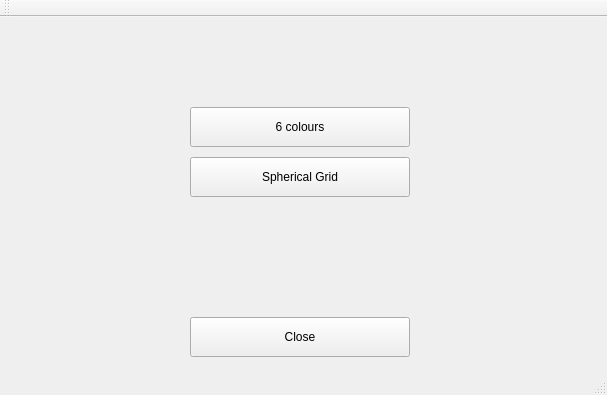
Old version of the form tools/cubemap-creator/src/ui/CubemapCreator.ui in the repository NissimHadar/hifi.
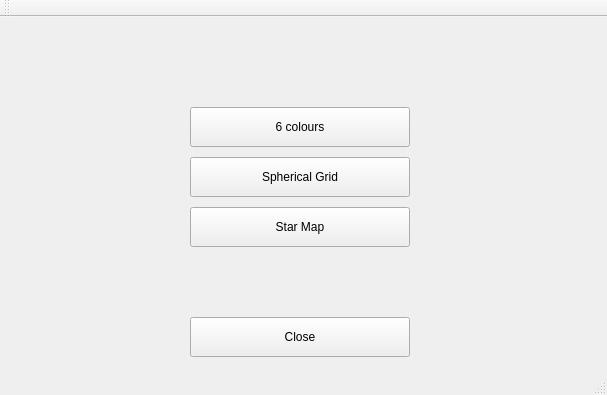
New version of the form.

Commit message: WIP - Star map.  Can read data file and compute xyz for each visible star.

The edit to the form file:
```diff
--- a/tools/cubemap-creator/src/ui/CubemapCreator.ui
+++ b/tools/cubemap-creator/src/ui/CubemapCreator.ui
@@ -53,6 +53,19 @@
      <string>Spherical Grid</string>
     </property>
    </widget>
+   <widget class="QPushButton" name="createStarMapButton">
+    <property name="geometry">
+     <rect>
+      <x>190</x>
+      <y>190</y>
+      <width>220</width>
+      <height>40</height>
+     </rect>
+    </property>
+    <property name="text">
+     <string>Star Map</string>
+    </property>
+   </widget>
   </widget>
   <widget class="QMenuBar" name="menuBar">
    <property name="geometry">
```
The commit also changes 6 other files.
